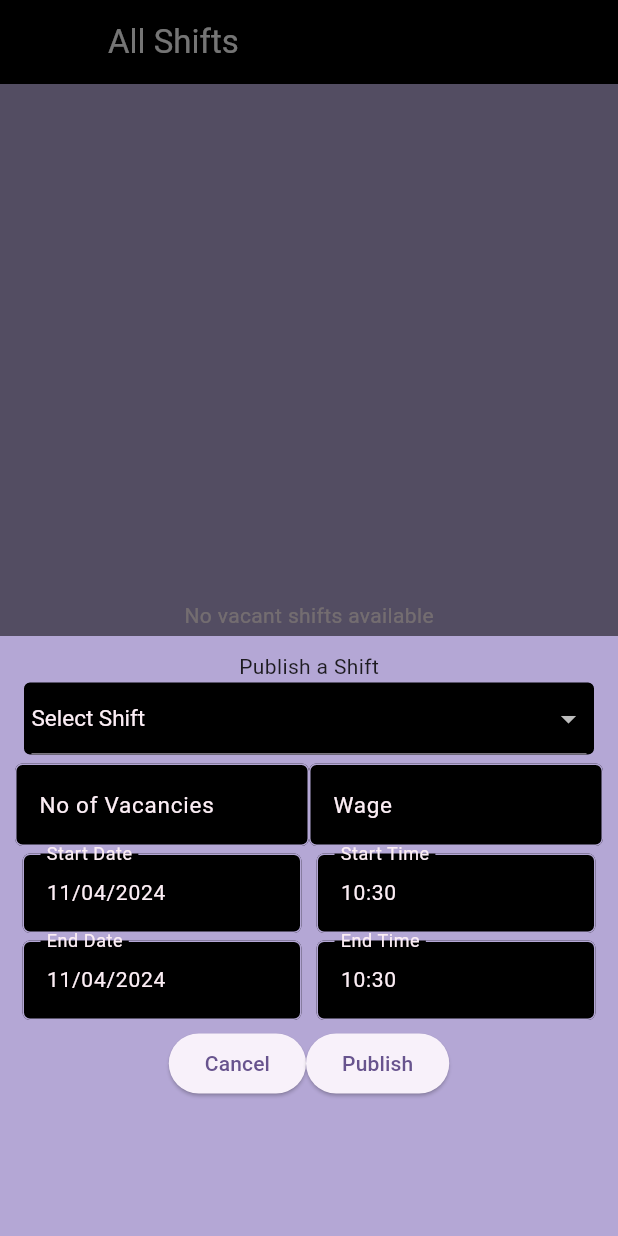
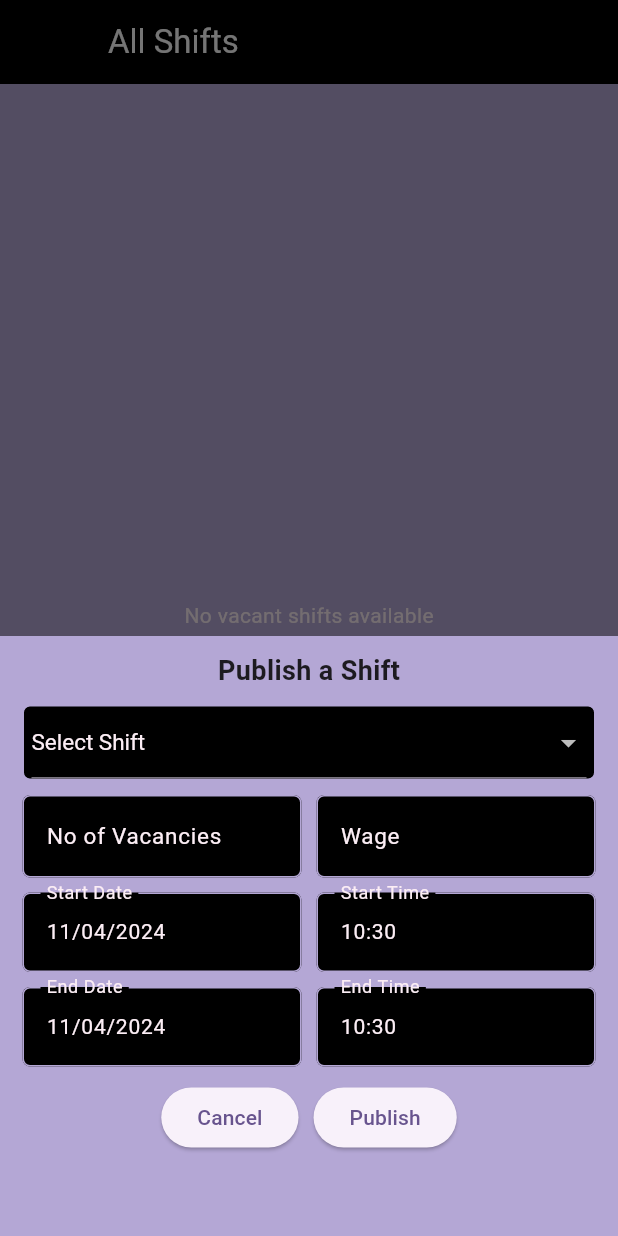
Before and after one commit to amilarangana/nationjobconnectadmin, a Flutter app: the screen it shows after launch, after a tap on the "add" icon, on a phone screen of 412 x 824 dp. Run offline on Flutter 3.47's test engine with Material 3 defaults, Android fonts, the phone set to English and light mode, and no system bars; drawn by our look-alikes of salomon_bottom_bar; our stand-ins replace cloud_firestore, device_info_plus, firebase_core; missing offline and left inert: dart:ffi; accounts and stored records are empty.

Commit message:
UI fixes

```diff
--- a/lib/vacant_shifts/screens/vacant_shifts_screen.dart
+++ b/lib/vacant_shifts/screens/vacant_shifts_screen.dart
@@ -75,7 +75,14 @@ class _VacantShiftScreenState extends BaseState<VacantShiftScreen>
                   mainAxisAlignment: MainAxisAlignment.start,
                   mainAxisSize: MainAxisSize.min,
                   children: <Widget>[
-                    const Text('Publish a Shift'),
+                    const Text(
+                      'Publish a Shift',
+                      style:
+                          TextStyle(fontSize: 18, fontWeight: FontWeight.bold),
+                    ),
+                    SizedBox(
+                      height: 10,
+                    ),
                     FutureBuilder(
                       future: _dbConnectShiftType.readShiftTypeList(),
                       builder: (BuildContext context,
@@ -115,13 +122,15 @@ class _VacantShiftScreenState extends BaseState<VacantShiftScreen>
                       },
                     ),
                     const SizedBox(
-                      height: 5,
+                      height: 10,
                     ),
-                    Row(
+                    Padding(
+                      padding: const EdgeInsets.fromLTRB(5, 0, 5, 0),
+                      child: Row(
                         mainAxisAlignment: MainAxisAlignment.spaceBetween,
                         children: [
                           SizedBox(
-                          width: MediaQuery.of(context).size.width / 2 - 10,
+                            width: MediaQuery.of(context).size.width / 2 - 20,
                             child: TextFormField(
                               controller: _controllerNoOfVacanciesText,
                               validator: (value) {
@@ -135,11 +144,12 @@ class _VacantShiftScreenState extends BaseState<VacantShiftScreen>
                                   fontSize: ResDimensions.fontSizeDataEntry),
                               decoration: Utils.getInputDecoration(
                                   "No of Vacancies", null),
-                            cursorColor: const Color(ResColors.colorFontSplash),
+                              cursorColor:
+                                  const Color(ResColors.colorFontSplash),
                             ),
                           ),
                           SizedBox(
-                          width: MediaQuery.of(context).size.width / 2 - 10,
+                            width: MediaQuery.of(context).size.width / 2 - 20,
                             child: TextFormField(
                               controller: _controllerWageText,
                               validator: (value) {
@@ -151,13 +161,16 @@ class _VacantShiftScreenState extends BaseState<VacantShiftScreen>
                               style: const TextStyle(
                                   color: Color(ResColors.colorFontSplash),
                                   fontSize: ResDimensions.fontSizeDataEntry),
-                            decoration: Utils.getInputDecoration("Wage", null),
-                            cursorColor: const Color(ResColors.colorFontSplash),
+                              decoration:
+                                  Utils.getInputDecoration("Wage", null),
+                              cursorColor:
+                                  const Color(ResColors.colorFontSplash),
                             ),
                           ),
                         ],
                       ),
-                    const SizedBox(height: 5),
+                    ),
+                    const SizedBox(height: 10),
                     Row(
                       mainAxisAlignment: MainAxisAlignment.spaceBetween,
                       children: [
@@ -177,7 +190,7 @@ class _VacantShiftScreenState extends BaseState<VacantShiftScreen>
                             })),
                       ],
                     ),
-                    const SizedBox(height: 5),
+                    const SizedBox(height: 10),
                     Row(
                       mainAxisAlignment: MainAxisAlignment.spaceBetween,
                       children: [
@@ -198,7 +211,7 @@ class _VacantShiftScreenState extends BaseState<VacantShiftScreen>
                       ],
                     ),
                     const SizedBox(
-                      height: 5,
+                      height: 10,
                     ),
                     Row(
                       mainAxisAlignment: MainAxisAlignment.center,
@@ -206,6 +219,9 @@ class _VacantShiftScreenState extends BaseState<VacantShiftScreen>
                         ElevatedButton(
                           child: const Text('Cancel'),
                           onPressed: () => Navigator.pop(context),
+                        ),
+                        SizedBox(
+                          width: 10,
                         ),
                         ElevatedButton(
                           child: const Text('Publish'),
--- a/lib/widgets/common/pick_a_date.dart
+++ b/lib/widgets/common/pick_a_date.dart
@@ -59,7 +59,8 @@ class _PickADateState extends State<PickADate> {
         controller: controller,
         showCursor: false,
         readOnly: true,
-        style: const TextStyle(color: Color(ResColors.colorFontSplash), fontSize: 14),
+        style: const TextStyle(
+            color: Color(ResColors.colorFontSplash), fontSize: 14),
         decoration: InputDecoration(
             filled: true,
             fillColor: const Color(ResColors.colorPrimaryDark),
@@ -72,7 +73,8 @@ class _PickADateState extends State<PickADate> {
             labelText: widget.labalText,
             hintText: 'DD/MM/YYYY',
             hintStyle: const TextStyle(color: Color(ResColors.colorFontSplash)),
-            labelStyle: const TextStyle(color: Color(ResColors.colorFontSplash))),
+            labelStyle:
+                const TextStyle(color: Color(ResColors.colorFontSplash))),
         cursorColor: const Color(ResColors.colorFontSplash),
         onTap: () => _selectDate(context),
         onSubmitted: (_) => FocusScope.of(context).nextFocus(),
```
Lines whose indentation alone changed are shown as unchanged.
